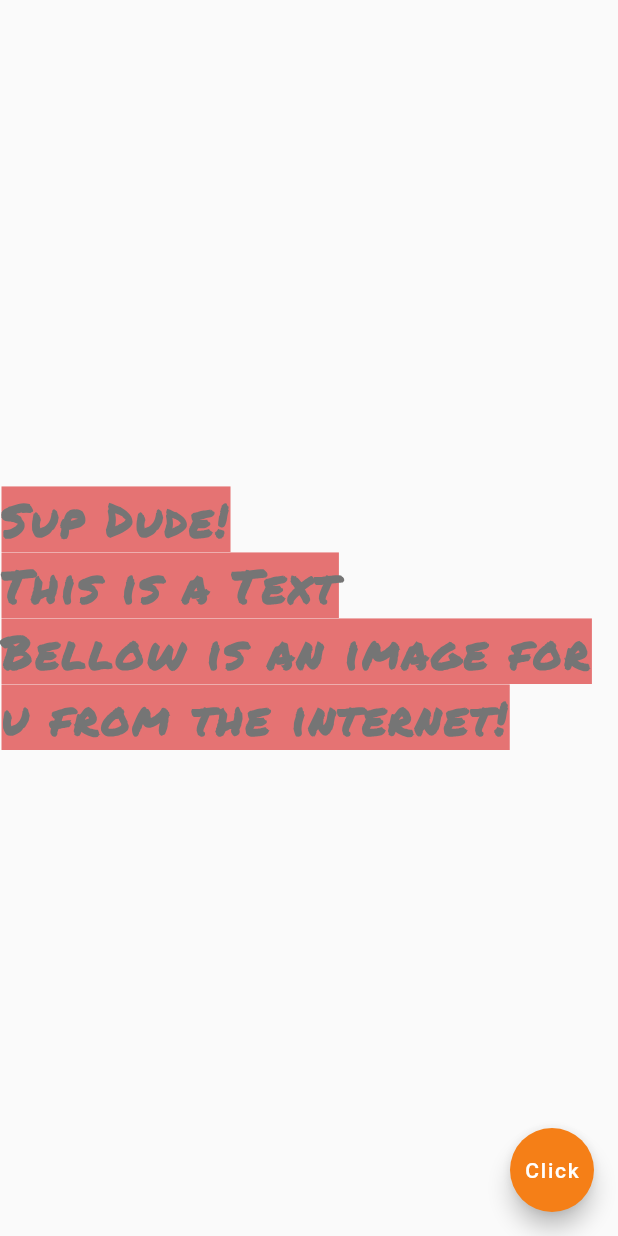
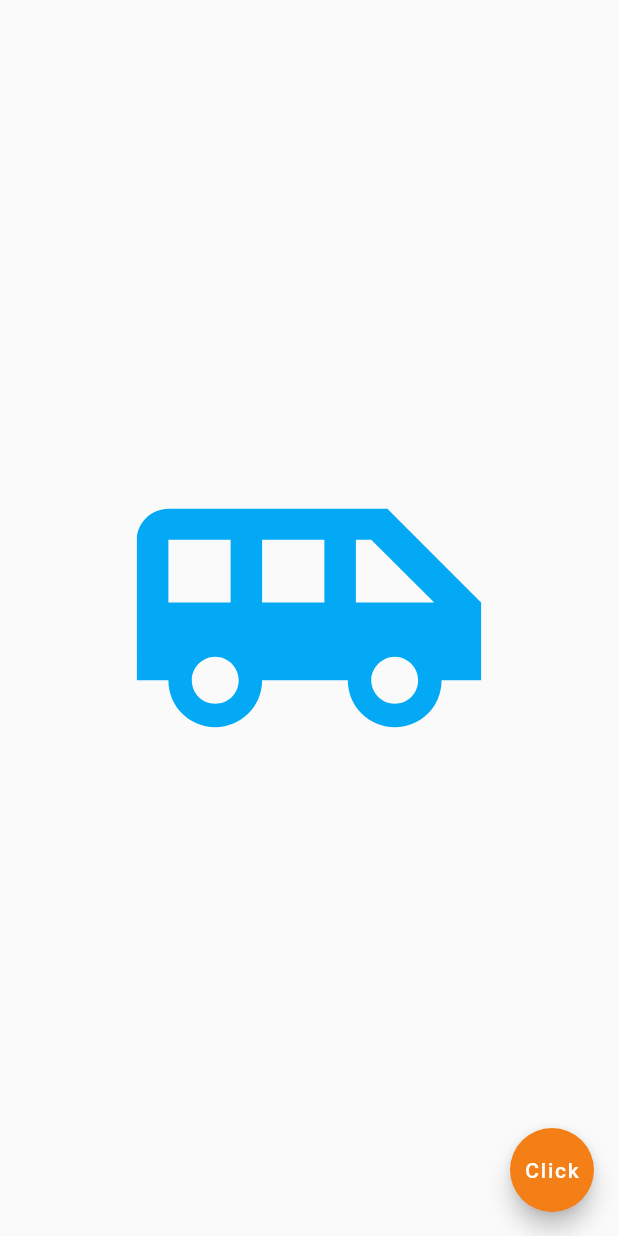
Before and after one commit to AkshDesai04/code_ninja_follow_along, a Flutter app: the screen it shows after launch, on a phone screen of 412 x 824 dp. Run offline on Flutter 3.47's test engine with Material 2 defaults, Android fonts, the phone set to English and light mode, and no system bars.

Commit message:
Added Icon and did some cool stuff with it

```diff
--- a/lib/main.dart
+++ b/lib/main.dart
@@ -10,17 +10,17 @@ class Home extends StatelessWidget {
   Widget build(BuildContext context) {
     return Scaffold(
       body: Center(
-        child: Text(
-          "Sup Dude! \nThis is a Text\nBellow is an image for u from the internet!",
-          style: TextStyle(
-            fontSize: 30,
-            fontWeight: FontWeight.bold,
-            letterSpacing: 2,
-            color: Colors.grey[600],
-            backgroundColor: Colors.red[300],
-            fontFamily: 'PermanentMarker',
-          ),
-        ),
+        // child: Text(
+        //   "Sup Dude! \nThis is a Text\nBellow is an image for u from the internet!",
+        //   style: TextStyle(
+        //     fontSize: 30,
+        //     fontWeight: FontWeight.bold,
+        //     letterSpacing: 2,
+        //     color: Colors.grey[600],
+        //     backgroundColor: Colors.red[300],
+        //     fontFamily: 'PermanentMarker',
+        //   ),
+        // ),
         // child: Image(
         //   image: NetworkImage('https://cdn.pixabay.com/photo/2020/06/08/03/13/plant-5272770_960_720.jpg'),
         // )
@@ -29,6 +29,13 @@ class Home extends StatelessWidget {
         //   image: AssetImage('assets/images/building.jpg'),
         // ),
         // child: Image.asset('assets/images/building.jpg'),
+
+        child: Icon(
+          Icons.airport_shuttle,
+          color: Colors.lightBlue,
+          size: 250,
+        ),
+
       ),
       floatingActionButton: FloatingActionButton(
         onPressed: () {},
```
